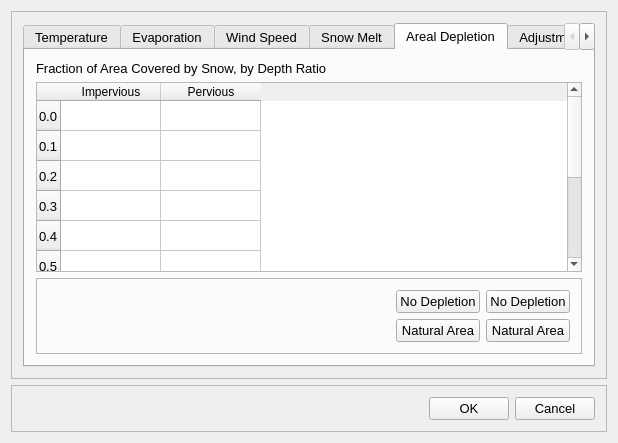
Before: the Qt Designer form src/ui/SWMM/frmClimatologyDesigner.ui in USEPA/SWMM-EPANET_User_Interface, drawn with Qt 5.
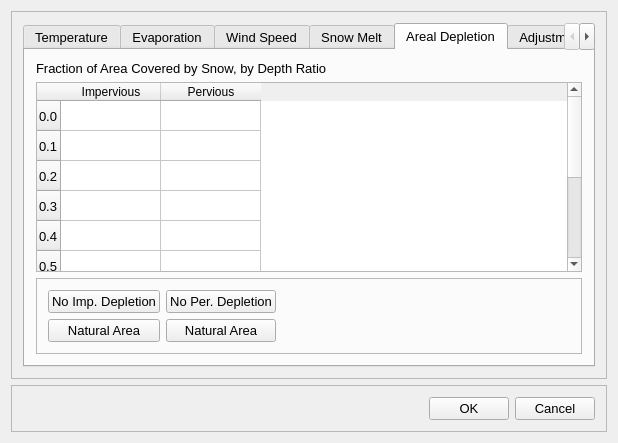
After: the same form once the commit is applied. The open tabs and pages were chosen to show the change.

Commit message: more connecting SWMM climatology editor

The edit to the form file:
```diff
--- a/src/ui/SWMM/frmClimatologyDesigner.ui
+++ b/src/ui/SWMM/frmClimatologyDesigner.ui
@@ -632,35 +632,35 @@
               <enum>QFrame::Raised</enum>
              </property>
              <layout class="QGridLayout" name="gridLayout_8">
-              <item row="1" column="2">
+              <item row="1" column="1">
                <widget class="QPushButton" name="btnPerNat">
                 <property name="text">
                  <string>Natural Area</string>
                 </property>
                </widget>
               </item>
-              <item row="0" column="2">
+              <item row="0" column="1">
                <widget class="QPushButton" name="btnPerNo">
                 <property name="text">
-                 <string>No Depletion</string>
+                 <string>No Per. Depletion</string>
                 </property>
                </widget>
               </item>
-              <item row="1" column="1">
+              <item row="1" column="0">
                <widget class="QPushButton" name="btnImpNat">
                 <property name="text">
                  <string>Natural Area</string>
                 </property>
                </widget>
               </item>
-              <item row="0" column="1">
+              <item row="0" column="0">
                <widget class="QPushButton" name="btnImpNo">
                 <property name="text">
-                 <string>No Depletion</string>
+                 <string>No Imp. Depletion</string>
                 </property>
                </widget>
               </item>
-              <item row="0" column="0">
+              <item row="0" column="2">
                <spacer name="horizontalSpacer">
                 <property name="orientation">
                  <enum>Qt::Horizontal</enum>
```
Left out of the diff: 2 changed lines with no effect on the pictures. The commit also changes 2 other files.
